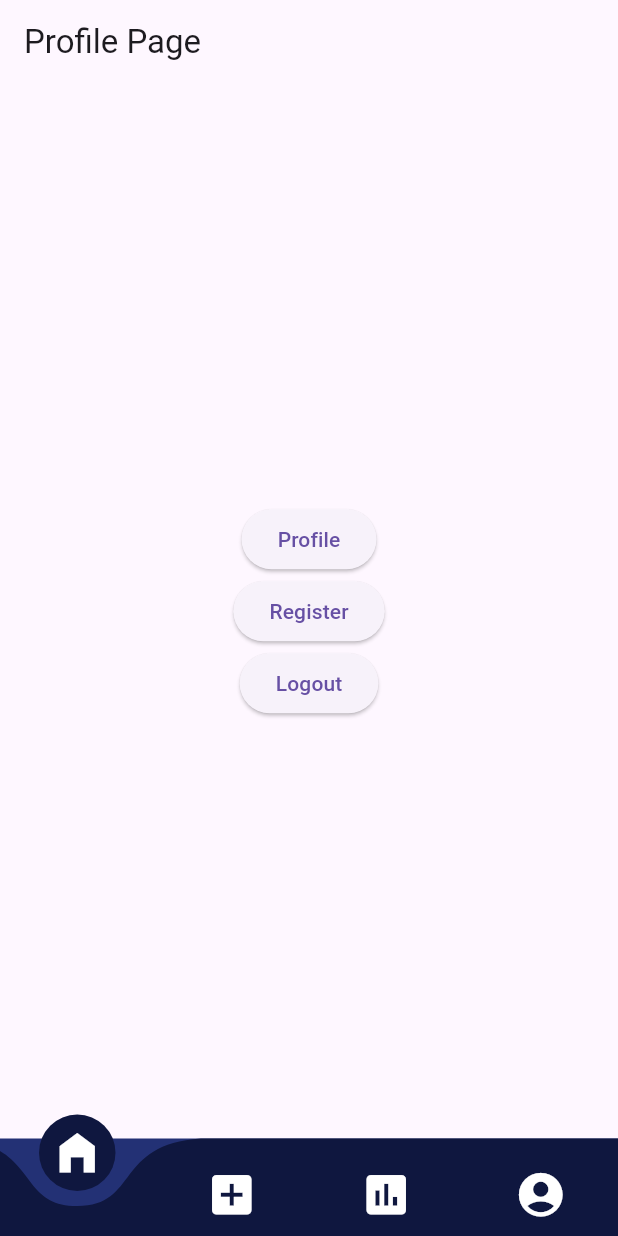
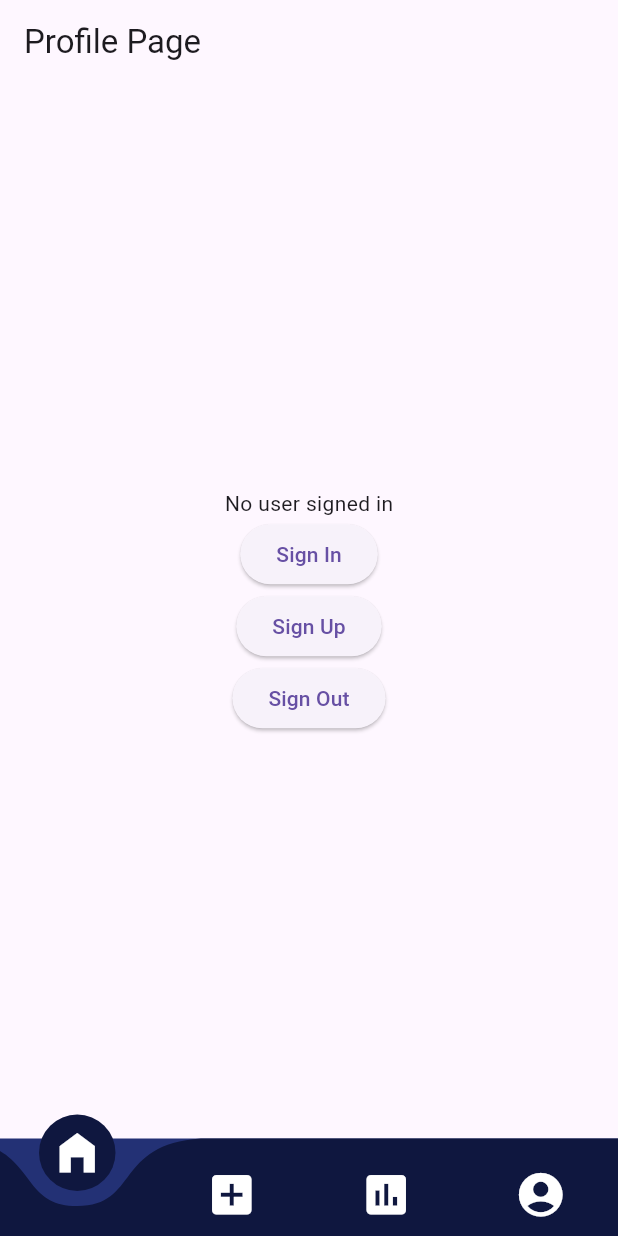
Before and after one commit to WillingDev0812/Blend, a Flutter app: the screen it shows after launch, swiped to page 4, on a phone screen of 412 x 824 dp. Run offline on Flutter 3.47's test engine with Material 3 defaults, Android fonts, the light colour scheme and no system bars; drawn by our look-alikes of curved_navigation_bar; our stand-ins replace firebase_auth, firebase_core, google_sign_in, image_picker; accounts and stored records are empty.

Commit message:
Added logout functionality

```diff
--- a/blend/lib/global_provider.dart
+++ b/blend/lib/global_provider.dart
@@ -31,6 +31,8 @@ class GlobalProvider with ChangeNotifier {
   // ****************************************************** //
   // ************************ Auth ************************ //
   // ****************************************************** //
+  final FirebaseAuth auth = FirebaseAuth.instance;
+
   var authStateChanges = FirebaseAuth.instance.authStateChanges().listen(
     (User? user) {
       if (user == null) {
@@ -40,6 +42,22 @@ class GlobalProvider with ChangeNotifier {
       }
     },
   );
+
+  User? getAuthUser() {
+    if (FirebaseAuth.instance.currentUser != null) {
+      return FirebaseAuth.instance.currentUser!;
+    } else {
+      return null;
+    }
+  }
+
+  void signOut() async {
+    await FirebaseAuth.instance.signOut();
+    notifyListeners();
+  }
+  // getAuthUser()
+
+
 
   // ****************************************************** //
   // ********************** Posting *********************** //
--- a/blend/lib/main.dart
+++ b/blend/lib/main.dart
@@ -63,12 +63,14 @@ class _MyAppState extends State<MyApp> {
       home: Scaffold(
         body: PageView(
           controller: _pageController,
+          physics: NeverScrollableScrollPhysics(),
           children: <Widget>[
             HomePage(),
             PostingPlatformsPage(),
             AnalyticsPage(),
             ProfilePage(),
-            LoginPage()
+            LoginPage(),
+            RegisterPage(),
           ],
         ),
         bottomNavigationBar: CurvedNavigationBar(
--- a/blend/lib/pages/navPages/profile/profile.dart
+++ b/blend/lib/pages/navPages/profile/profile.dart
@@ -1,3 +1,4 @@
+import 'package:firebase_core/firebase_core.dart';
 import 'package:flutter/material.dart';
 import 'package:blend/global_provider.dart';
 import 'package:provider/provider.dart';
@@ -14,25 +15,29 @@ class ProfilePage extends StatelessWidget {
         child: Column(
           mainAxisAlignment: MainAxisAlignment.center,
           children: [
+            Text(provider.getAuthUser() == null
+                ? 'No user signed in'
+                : 'User ' + provider.getAuthUser()!.email! + ' signed in'),
             ElevatedButton(
               onPressed: () {
                 // Display LoginPage
                 provider.goToPage(4);
               },
-              child: Text('Profile'),
+              child: Text('Sign In'),
             ),
             ElevatedButton(
               onPressed: () {
                 // Display LoginPage
-                Navigator.pushNamed(context, '/register');
+                provider.goToPage(5);
               },
-              child: Text('Register'),
+              child: Text('Sign Up'),
             ),
             ElevatedButton(
               onPressed: () {
-                // TODO: Implement logout functionality
+                // Log out
+                provider.signOut();
               },
-              child: Text('Logout'),
+              child: Text('Sign Out'),
             ),
           ],
         ),
```
Also changed, not shown: blend/lib/pages/auth/login.dart (+33 -25 lines).
